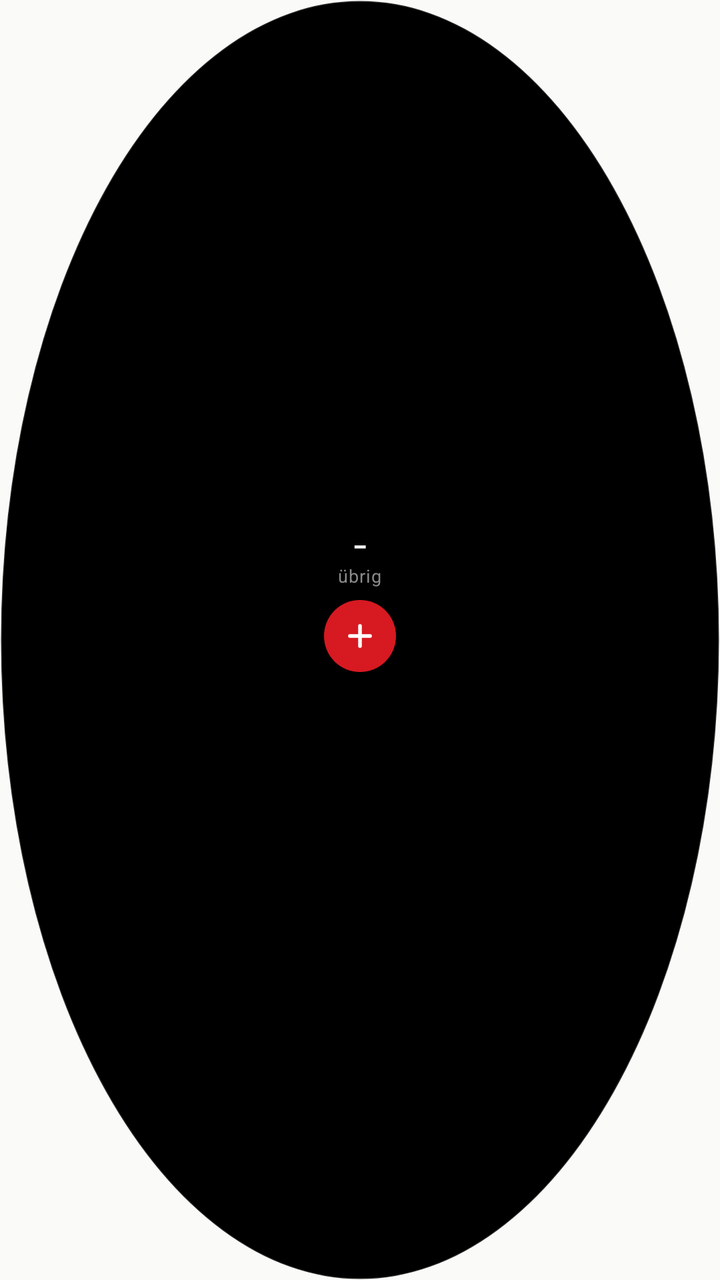
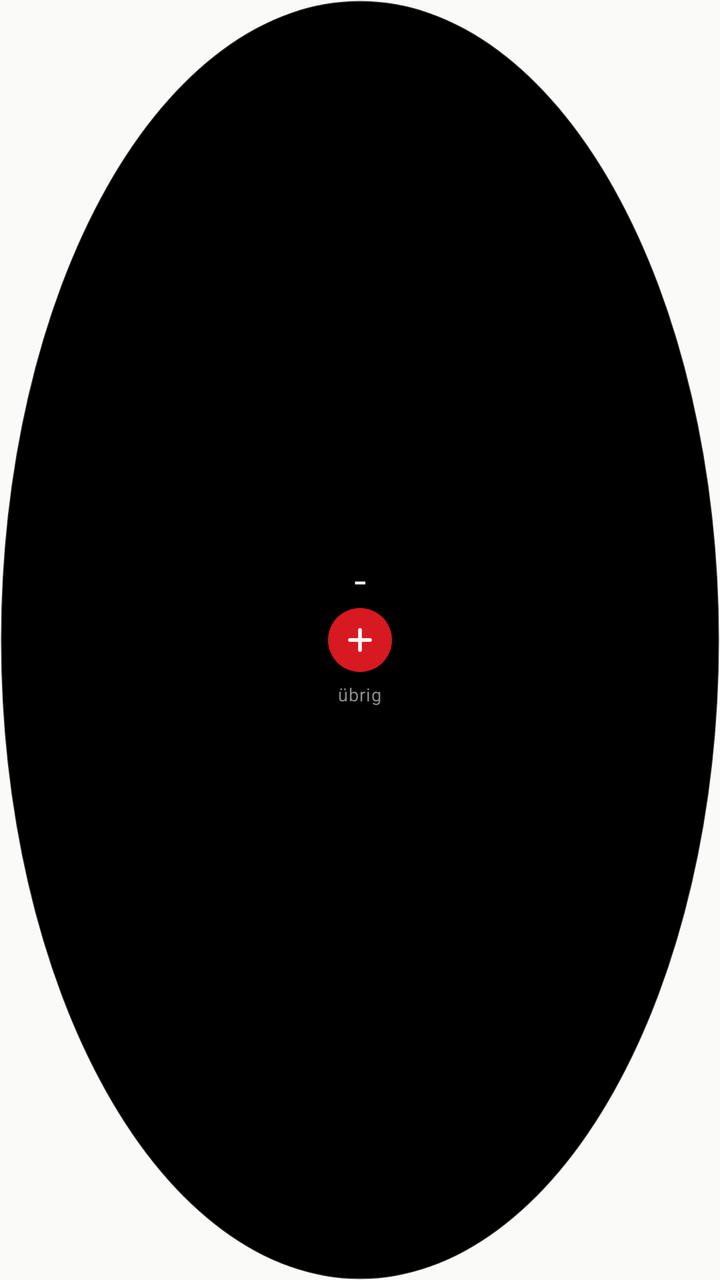

Compare the two renders of this Android layout. The source of the first and the diff that turns it into the second are given below.
<!-- AndroidManifest.xml: application theme AppTheme -->
<!-- res/layout/widget_22.xml -->
<?xml version="1.0" encoding="utf-8"?>
<FrameLayout xmlns:android="http://schemas.android.com/apk/res/android"
    android:id="@+id/w_open"
    android:layout_width="match_parent"
    android:layout_height="match_parent">

    <ImageView
        android:id="@+id/w_ring"
        android:layout_width="match_parent"
        android:layout_height="match_parent"
        android:contentDescription="Ausgaben nach Kategorie"
        android:scaleType="fitCenter"
        android:src="@drawable/circle_bg" />

    <LinearLayout
        android:layout_width="wrap_content"
        android:layout_height="wrap_content"
        android:layout_gravity="center"
        android:gravity="center_horizontal"
        android:orientation="vertical">

        <TextView
            android:id="@+id/w_left"
            android:layout_width="wrap_content"
            android:layout_height="wrap_content"
            android:fontFamily="sans-serif-condensed"
            android:maxLines="1"
            android:text="–"
            android:textColor="#F2F2F2"
            android:textSize="13sp"
            android:textStyle="bold" />

        <TextView
            android:id="@+id/w_month"
            android:layout_width="wrap_content"
            android:layout_height="wrap_content"
            android:layout_marginBottom="6dp"
            android:letterSpacing="0.04"
            android:text="übrig"
            android:textColor="#8A8A8A"
            android:textSize="9sp" />

        <ImageView
            android:id="@+id/w_add"
            android:layout_width="36dp"
            android:layout_height="36dp"
            android:background="@drawable/add_bg"
            android:contentDescription="Ausgabe eintragen"
            android:scaleType="center"
            android:src="@drawable/ic_plus_small" />

        
        <FrameLayout
            android:layout_width="1dp"
            android:layout_height="40dp" />
    </LinearLayout>
</FrameLayout>
<!-- resources referenced by this layout -->
<resources>
  <!-- drawable add_bg (drawable) -->
  <?xml version="1.0" encoding="utf-8"?>
  <shape xmlns:android="http://schemas.android.com/apk/res/android" android:shape="oval">
      <solid android:color="#D71921" />
  </shape>
  <!-- drawable circle_bg (drawable) -->
  <?xml version="1.0" encoding="utf-8"?>
  <shape xmlns:android="http://schemas.android.com/apk/res/android" android:shape="oval">
      <solid android:color="#000000" />
      <stroke android:width="1dp" android:color="#26FFFFFF" />
  </shape>
  <!-- drawable ic_plus_small (drawable) -->
  <?xml version="1.0" encoding="utf-8"?>
  <vector xmlns:android="http://schemas.android.com/apk/res/android"
      android:width="16dp"
      android:height="16dp"
      android:viewportWidth="24"
      android:viewportHeight="24">
      <path
          android:pathData="M12,4.5V19.5M4.5,12H19.5"
          android:strokeColor="#FFFFFFFF"
          android:strokeWidth="2.8"
          android:strokeLineCap="round" />
  </vector>
  <style name="AppTheme" parent="@android:style/Theme.DeviceDefault.Light.NoActionBar">
          <item name="android:windowBackground">@color/screen</item>
          <item name="android:statusBarColor">@color/screen</item>
          <item name="android:navigationBarColor">@color/screen</item>
          <item name="android:windowLightStatusBar">true</item>
          <item name="android:windowLightNavigationBar">true</item>
          <item name="android:colorAccent">@color/red</item>
      </style>
  <color name="screen">#FAFAF8</color>
  <color name="red">#D71921</color>
</resources>

<!-- the commit's change to res/layout/widget_22.xml (unified diff, before → after) -->
@@ -17,41 +17,38 @@
         android:layout_height="wrap_content"
         android:layout_gravity="center"
         android:gravity="center_horizontal"
-        android:orientation="vertical">
+        android:orientation="vertical"
+        android:paddingBottom="4dp">
 
         <TextView
             android:id="@+id/w_left"
             android:layout_width="wrap_content"
             android:layout_height="wrap_content"
+            android:layout_marginBottom="5dp"
             android:fontFamily="sans-serif-condensed"
             android:maxLines="1"
             android:text="–"
             android:textColor="#F2F2F2"
-            android:textSize="13sp"
+            android:textSize="12sp"
             android:textStyle="bold" />
+
+        <ImageView
+            android:id="@+id/w_add"
+            android:layout_width="32dp"
+            android:layout_height="32dp"
+            android:background="@drawable/add_bg"
+            android:contentDescription="Ausgabe eintragen"
+            android:scaleType="center"
+            android:src="@drawable/ic_plus_small" />
 
         <TextView
             android:id="@+id/w_month"
             android:layout_width="wrap_content"
             android:layout_height="wrap_content"
-            android:layout_marginBottom="6dp"
+            android:layout_marginTop="5dp"
             android:letterSpacing="0.04"
             android:text="übrig"
             android:textColor="#8A8A8A"
             android:textSize="9sp" />
-
-        <ImageView
-            android:id="@+id/w_add"
-            android:layout_width="36dp"
-            android:layout_height="36dp"
-            android:background="@drawable/add_bg"
-            android:contentDescription="Ausgabe eintragen"
-            android:scaleType="center"
-            android:src="@drawable/ic_plus_small" />
-
-        
-        <FrameLayout
-            android:layout_width="1dp"
-            android:layout_height="40dp" />
     </LinearLayout>
 </FrameLayout>
